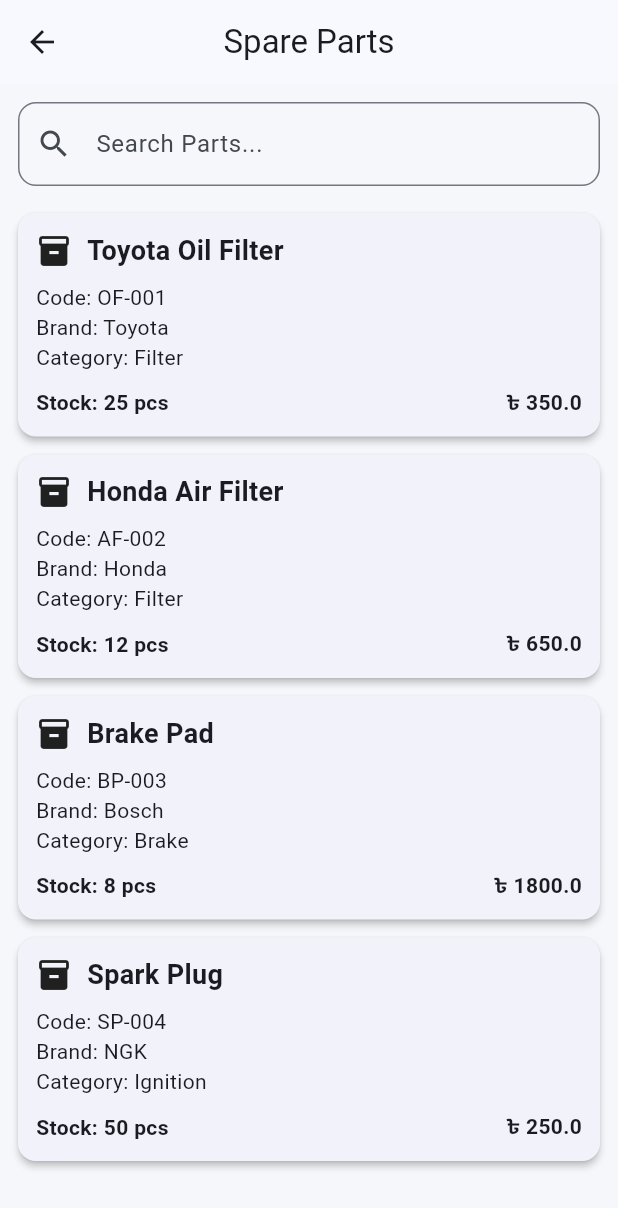
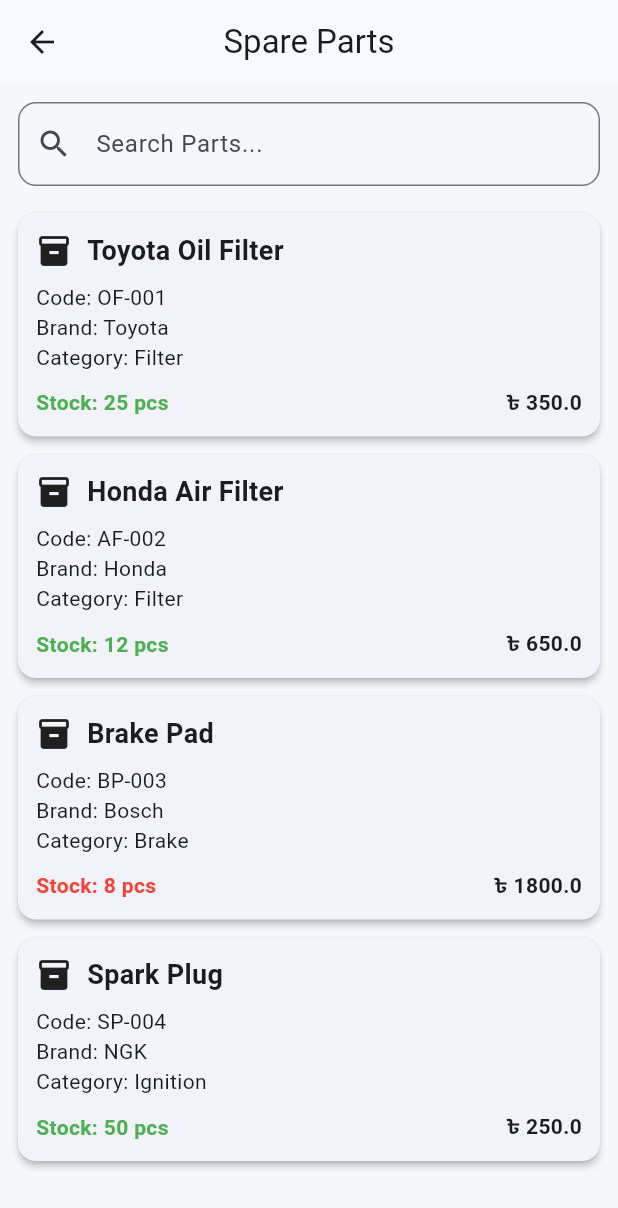
Before and after one commit to Obayedcoder/icd_inventory, a Flutter app: the SparePartsScreen screen opened directly, on a phone screen of 412 x 824 dp. Shown: the top 1208 px of the screen. Run offline on Flutter 3.47's test engine with Material 3 defaults, Android fonts, the phone set to English and light mode, and no system bars.

Commit message:
low/available stock

```diff
--- a/lib/widgets/spare_part_card.dart
+++ b/lib/widgets/spare_part_card.dart
@@ -11,6 +11,7 @@
 
   @override
 Widget build(BuildContext context) {
+  final bool isLowStock = part.stock <= 10;
  return Card(
   child: Padding(
     padding: const EdgeInsets.all(12),
@@ -54,8 +55,9 @@
 
     Text(
       "Stock: ${part.stock} pcs",
-              style: const TextStyle(
+      style: TextStyle(
         fontWeight: FontWeight.bold,
+        color: isLowStock ? Colors.red : Colors.green,
       ),
     ),
 
```
Lines whose indentation alone changed are shown as unchanged.
